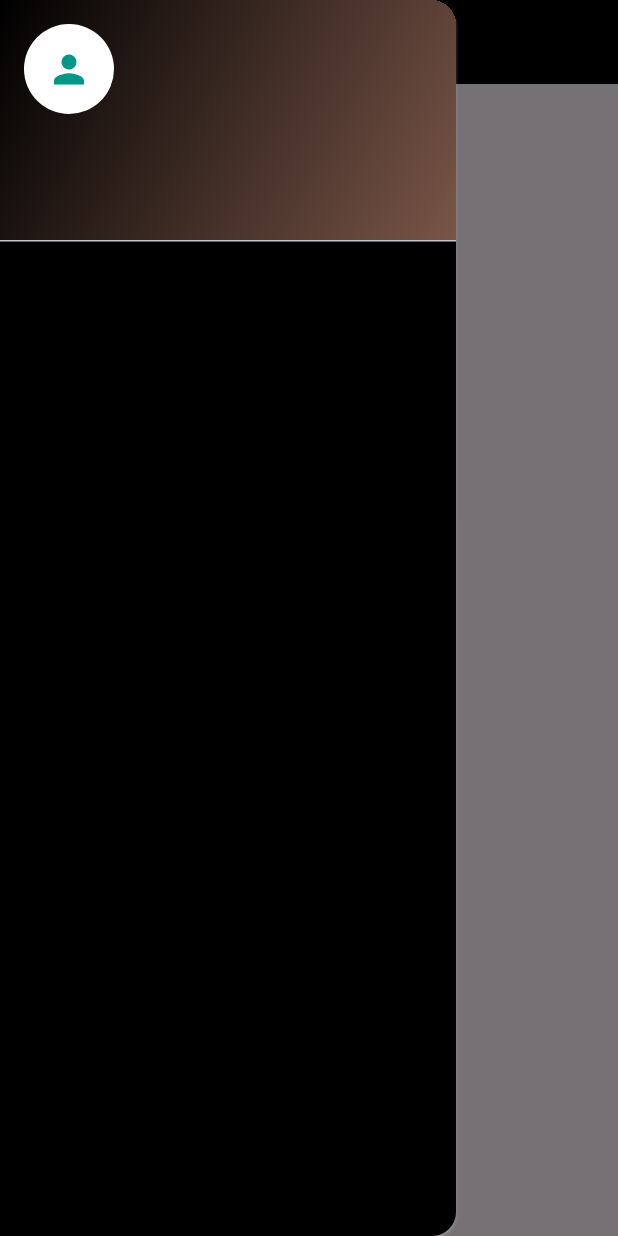
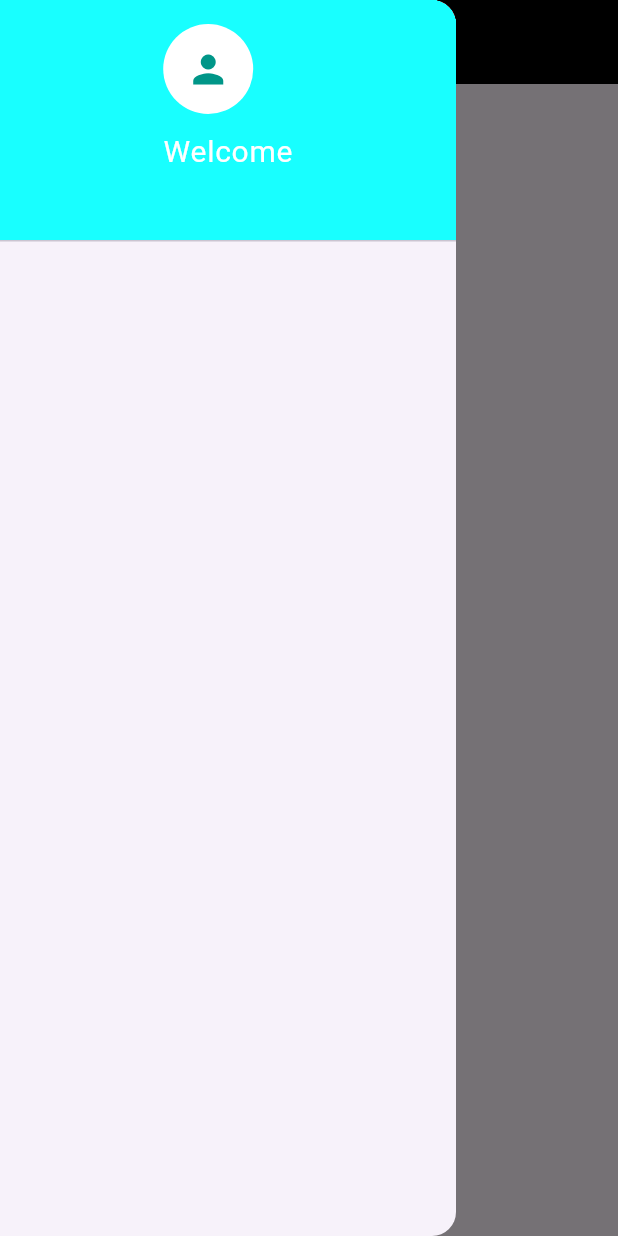
Before and after one commit to shivamkathait19/scan, a Flutter app: the Mainscreen screen opened directly, with the side drawer open, on a phone screen of 412 x 824 dp. Run offline on Flutter 3.47's test engine with Material 3 defaults, Android fonts, the phone set to English and light mode, and no system bars; network calls fail.

Commit message:
Update MainScreen.dart

```diff
--- a/lib/MainScreen.dart
+++ b/lib/MainScreen.dart
@@ -23,20 +23,21 @@ class _MainscreenState extends State<Mainscreen> {
 
      ),
       drawer: Drawer(
-        backgroundColor: Colors.black,
-        shadowColor: Colors.white,
       child: ListView(
-          padding: EdgeInsets.zero,
         children: [
-        DrawerHeader(
-        decoration: BoxDecoration(
-        gradient: LinearGradient(
-          colors: [Colors.black, Colors.brown],
+          DrawerHeader
+            (decoration: BoxDecoration(
+           gradient: LinearGradient(colors: [Colors.cyanAccent],
              begin: Alignment.topLeft,
              end: Alignment.bottomRight,
-        ),
+           )
+
+
           ),
               child: Column(
+
+            children: [
+              Column(
                 crossAxisAlignment: CrossAxisAlignment.start,
                 children: [
                   CircleAvatar(
@@ -45,7 +46,21 @@ class _MainscreenState extends State<Mainscreen> {
                     child: Icon(Icons.person, color: Colors.teal, size: 30),
                   ),
                   SizedBox(height: 10),
-    )))),
+                  Text(
+                    'Welcome',
+                    style: TextStyle(color: Colors.white, fontSize: 20),
+                  ),
+                  SizedBox(
+                    height: 10,
+                  ),
+                ],
+              ),
+
+            ],
+          ))
+        ],
+      ),
+      ),
     );
   }
 }
```
Lines whose indentation alone changed are shown as unchanged.
